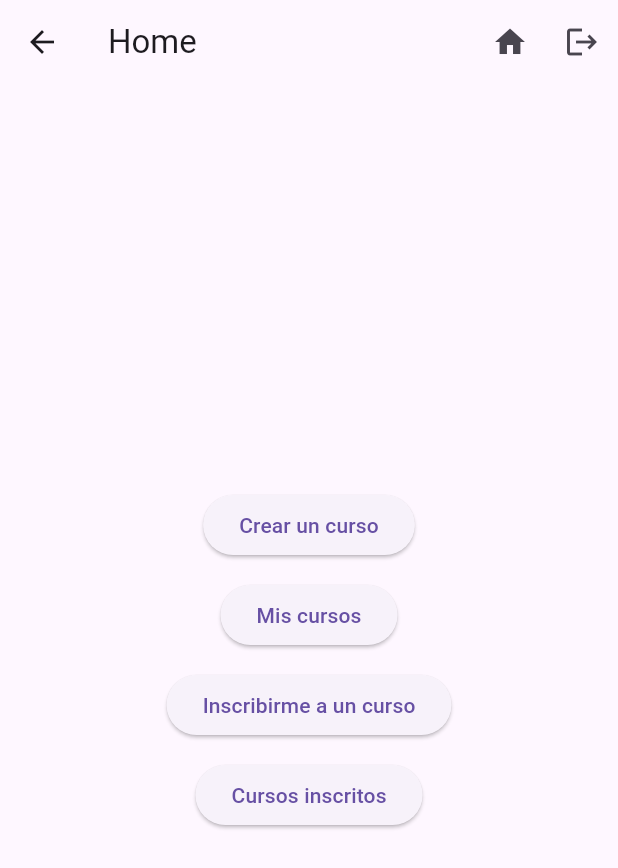
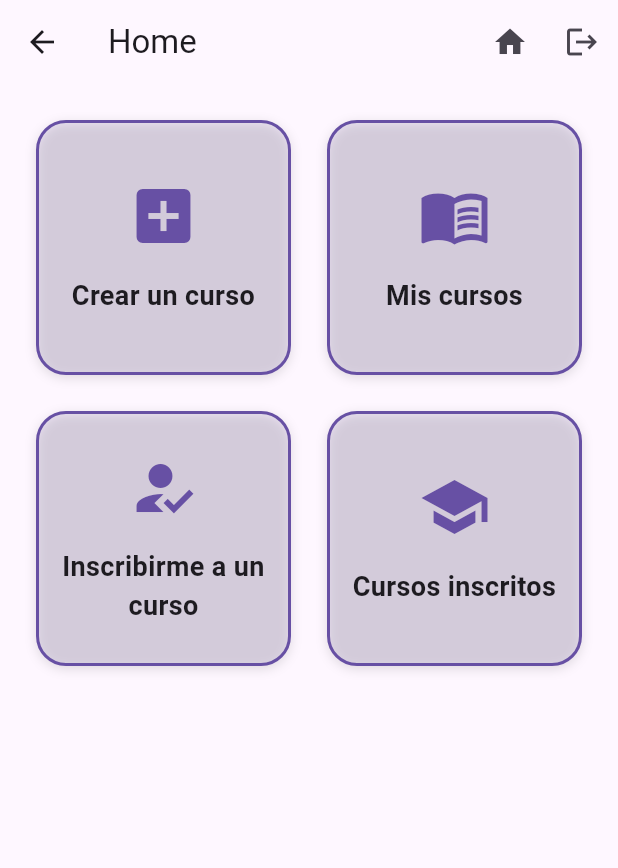
Before and after one commit to justineban/Student-Eval-App, a Flutter app: the HomeScreen screen opened by its route, on a phone screen of 412 x 824 dp. Shown: the top 868 px of the screen. Run offline on Flutter 3.47's test engine with Material 3 defaults, Android fonts, the phone set to English and light mode, and no system bars; our stand-ins replace hive, hive_flutter; accounts and stored records are empty.

```diff
--- a/lib/features/home/presentation/home_screen.dart
+++ b/lib/features/home/presentation/home_screen.dart
@@ -10,34 +10,72 @@ class HomeScreen extends StatelessWidget {
 
   @override
   Widget build(BuildContext context) {
+    final buttonData = [
+      {
+        'label': 'Crear un curso',
+        'icon': Icons.add_box,
+        'onTap': () => Navigator.push(context, MaterialPageRoute(builder: (_) => const CreateCourseScreen())),
+      },
+      {
+        'label': 'Mis cursos',
+        'icon': Icons.menu_book,
+        'onTap': () => Navigator.push(context, MaterialPageRoute(builder: (_) => const TeacherCoursesScreen())),
+      },
+      {
+        'label': 'Inscribirme a un curso',
+        'icon': Icons.how_to_reg,
+        'onTap': () => Navigator.push(context, MaterialPageRoute(builder: (_) => const EnrollByCodeScreen())),
+      },
+      {
+        'label': 'Cursos inscritos',
+        'icon': Icons.school,
+        'onTap': () => Navigator.push(context, MaterialPageRoute(builder: (_) => const StudentCoursesScreen())),
+      },
+    ];
+
     return Scaffold(
       appBar: const TopBar(title: 'Home'),
-      body: Center(
+      body: Padding(
+        padding: const EdgeInsets.all(24.0),
+        child: GridView.count(
+          crossAxisCount: 2,
+          mainAxisSpacing: 24,
+          crossAxisSpacing: 24,
+          childAspectRatio: 1,
+          children: buttonData.map((data) {
+            return InkWell(
+              onTap: data['onTap'] as void Function(),
+              borderRadius: BorderRadius.circular(20),
+              child: Container(
+                decoration: BoxDecoration(
+                  color: Theme.of(context).colorScheme.primary.withOpacity(0.1),
+                  borderRadius: BorderRadius.circular(20),
+                  border: Border.all(color: Theme.of(context).colorScheme.primary, width: 2),
+                  boxShadow: [
+                    BoxShadow(
+                      color: Colors.black12,
+                      blurRadius: 6,
+                      offset: Offset(0, 2),
+                    ),
+                  ],
+                ),
                 child: Column(
-          mainAxisSize: MainAxisSize.min,
+                  mainAxisAlignment: MainAxisAlignment.center,
                   children: [
-            ElevatedButton(
-              onPressed: () => Navigator.push(context, MaterialPageRoute(builder: (_) => const CreateCourseScreen())),
-              child: const Text('Crear un curso'),
-            ),
-            const SizedBox(height: 12),
-            ElevatedButton(
-              onPressed: () => Navigator.push(context, MaterialPageRoute(builder: (_) => const TeacherCoursesScreen())),
-              child: const Text('Mis cursos'),
-            ),
-            const SizedBox(height: 12),
-            ElevatedButton(
-              onPressed: () => Navigator.push(context, MaterialPageRoute(builder: (_) => const EnrollByCodeScreen())),
-              child: const Text('Inscribirme a un curso'),
-            ),
-            const SizedBox(height: 12),
-            ElevatedButton(
-              onPressed: () => Navigator.push(context, MaterialPageRoute(builder: (_) => const StudentCoursesScreen())),
-              child: const Text('Cursos inscritos'),
+                    Icon(data['icon'] as IconData, size: 48, color: Theme.of(context).colorScheme.primary),
+                    const SizedBox(height: 16),
+                    Text(
+                      data['label'] as String,
+                      textAlign: TextAlign.center,
+                      style: const TextStyle(fontSize: 18, fontWeight: FontWeight.w600),
                     ),
                   ],
                 ),
               ),
             );
+          }).toList(),
+        ),
+      ),
+    );
   }
 }
```
Also changed, not shown: lib/features/auth/presentation/login_screen.dart (+67 -12 lines). Lines whose indentation alone changed are shown as unchanged.
